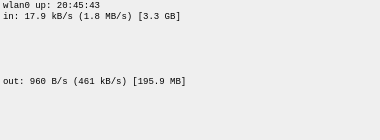
Qt form mainwindow.ui (cpina/qnetload) before a commit.
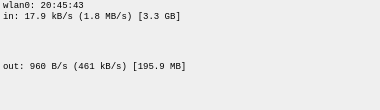
The same form after that commit.

```diff
--- a/mainwindow.ui
+++ b/mainwindow.ui
@@ -7,7 +7,7 @@
     <x>0</x>
     <y>0</y>
     <width>380</width>
-    <height>140</height>
+    <height>110</height>
    </rect>
   </property>
   <property name="windowTitle">
@@ -45,7 +45,7 @@
        </font>
       </property>
       <property name="text">
-       <string>wlan0 up: 20:45:43</string>
+       <string>wlan0: 20:45:43</string>
       </property>
       <property name="margin">
        <number>0</number>
```
